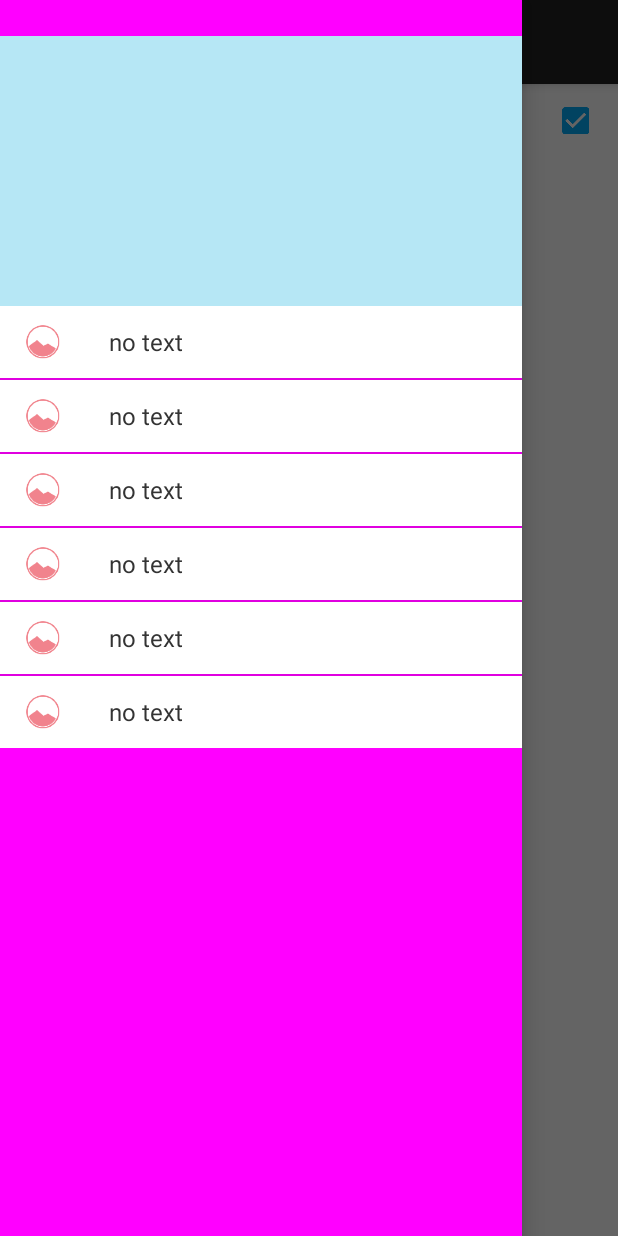
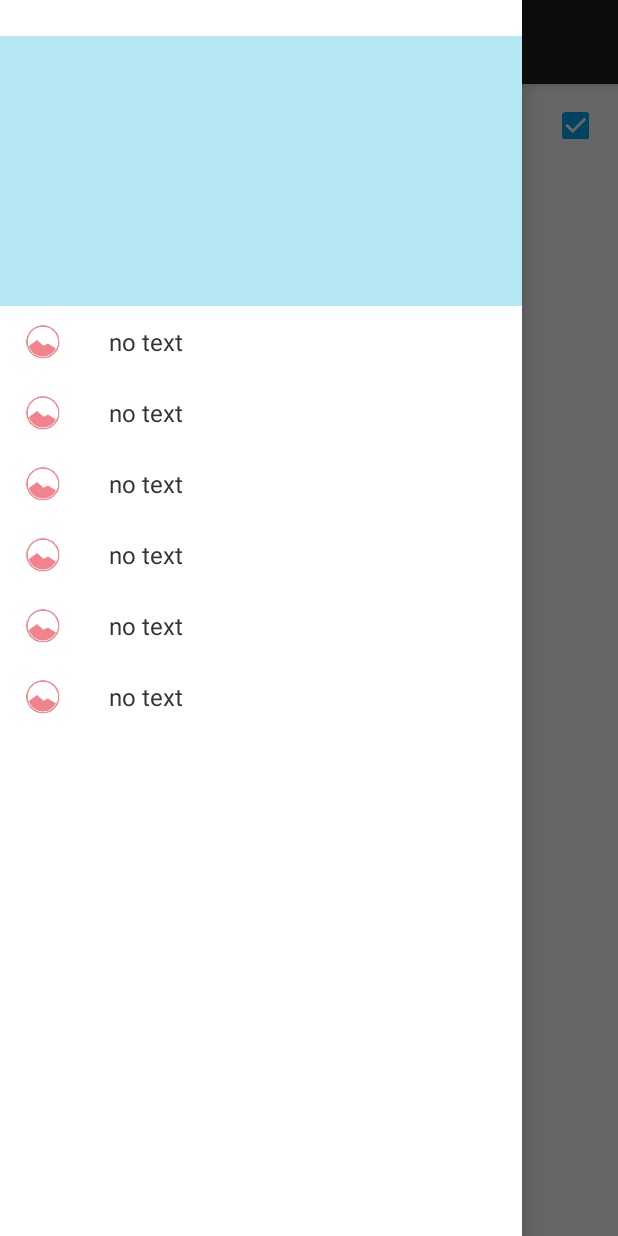
Before and after one commit to wolfrace/CallFriend, an Android app: the SettingsActivity screen opened directly, with no data from a screen before it, with the side drawer open, on a phone screen of 412 x 824 dp. Run offline under Robolectric (Android 15) with nearby library versions, the phone set to English and light mode, and no system bars; 9 statements that could not run were skipped.

Commit message:
исправлен вид меню, добавлены иконки в настнройки, заменен логотип экшнбара

```diff
--- a/app/build.gradle
+++ b/app/build.gradle
@@ -23,12 +23,12 @@ android {
 }
 
 dependencies {
-    compile fileTree(dir: 'libs', include: ['*.jar'])
+    compile fileTree(include: ['*.jar'], dir: 'libs')
     compile 'com.github.markushi:circlebutton:1.1'
     compile 'de.hdodenhof:circleimageview:1.2.2'
     compile 'com.android.support:appcompat-v7:20.+'
     compile 'com.android.support:support-v4:22.1.1'
     compile 'com.vk:androidsdk:+'
-    provided "org.projectlombok:lombok:1.12.6"
+    provided 'org.projectlombok:lombok:1.12.6'
     apt "org.projectlombok:lombok:1.12.6"
 }
--- a/app/src/main/AndroidManifest.xml
+++ b/app/src/main/AndroidManifest.xml
@@ -7,7 +7,7 @@
 
     <application
         android:allowBackup="true"
-        android:icon="@drawable/ic_launcher"
+        android:icon="@drawable/ic_menu_white_24dp"
         android:label="@string/app_name"
         android:theme="@style/CustomActionBarTheme" >
         <activity
@@ -74,7 +74,6 @@
             android:name=".Activities.VkontakteActivity"
             android:label="@string/title_activity_vkontakte" >
             <intent-filter>
-                <action android:name="android.intent.action.MAIN" />
                 <category android:name="android.intent.category.LAUNCHER" />
             </intent-filter>
         </activity>
--- a/app/src/main/java/com/fiivt/ps31/callfriend/Activities/EventsActivity.java
+++ b/app/src/main/java/com/fiivt/ps31/callfriend/Activities/EventsActivity.java
@@ -135,7 +135,7 @@ public class EventsActivity extends BaseActivity {
     @Override
     public boolean onCreateOptionsMenu(Menu menu) {
         // Inflate the menu; this adds items to the action bar if it is present.
-        getMenuInflater().inflate(R.menu.menu_main, menu);
+       // getMenuInflater().inflate(R.menu.menu_, menu);
 
 //        eventsListView.setOnItemClickListener(  new AdapterView.OnItemClickListener() {
 //            @Override
--- a/app/src/main/java/com/fiivt/ps31/callfriend/Activities/PersonActivity.java
+++ b/app/src/main/java/com/fiivt/ps31/callfriend/Activities/PersonActivity.java
@@ -52,7 +52,7 @@ public class PersonActivity extends BaseActivity {
 
     public boolean onCreateOptionsMenu(Menu menu) {
         // Inflate the menu; this adds items to the action bar if it is present.
-        getMenuInflater().inflate(R.menu.menu_main, menu);
+        getMenuInflater().inflate(R.menu.menu_persons_list, menu);
 
 //        eventsListView.setOnItemClickListener(  new AdapterView.OnItemClickListener() {
 //            @Override
--- a/app/src/main/java/com/fiivt/ps31/callfriend/Activities/SettingsActivity.java
+++ b/app/src/main/java/com/fiivt/ps31/callfriend/Activities/SettingsActivity.java
@@ -74,7 +74,7 @@ public class SettingsActivity extends BaseActivity {
     }
 
     public void loadFromVK(){
-        goToActivity(VkontakteActivity.class);
+        goToActivity(VkontakteActivity.class,0);
         settings.setIsImportVkNeed(false);
         disableVkButton();
     }
--- a/app/src/main/java/com/fiivt/ps31/callfriend/BaseActivity.java
+++ b/app/src/main/java/com/fiivt/ps31/callfriend/BaseActivity.java
@@ -1,5 +1,6 @@
 package com.fiivt.ps31.callfriend;
 
+import android.app.ActionBar;
 import android.content.Context;
 import android.content.Intent;
 import android.content.res.Configuration;
@@ -32,34 +33,32 @@ public class BaseActivity extends ActionBarActivity {
     private LinearLayout mDrawerLeft;
     private ActionBarDrawerToggle mDrawerToggle;
     private ArrayList<NavDrawerItem> navDrawerItems;
+    private Integer selectedPos;
 
     @Override
     protected void onCreate(Bundle savedInstanceState) {
         super.onCreate(savedInstanceState);
+        selectedPos = getIntent().getIntExtra("selectedPos", 1);
         setContentView(R.layout.base_activity);
         moveDrawerToTop();
         initActionBar() ;
 
         String[] navMenuTitles = getResources().getStringArray(R.array.nav_drawer_items);
         TypedArray navMenuIcons = getResources().obtainTypedArray(R.array.nav_drawer_icons);
-        initDrawerItems(navMenuTitles, navMenuIcons);
+        TypedArray navMenuColors = getResources().obtainTypedArray(R.array.nav_drawer_div_color);
+        initDrawerItems(navMenuTitles, navMenuIcons,navMenuColors );
         initDrawer();
     }
 
-    public void initDrawerItems(String[] navMenuTitles, TypedArray navMenuIcons) {
+    public void initDrawerItems(String[] navMenuTitles, TypedArray navMenuIcons, TypedArray navMenuColors) {
 
         navDrawerItems = new ArrayList<NavDrawerItem>();
 
-        if (navMenuIcons == null) {
-            for (int i = 0; i < navMenuTitles.length; i++) {
-                navDrawerItems.add(new NavDrawerItem(navMenuTitles[i]));
-            }
-        } else {
-            for (int i = 0; i < navMenuTitles.length; i++) {
-                navDrawerItems.add(new NavDrawerItem(navMenuTitles[i],
-                        navMenuIcons.getResourceId(i, -1)));
-            }
-        }
+         for (int i = 0; i < navMenuTitles.length; i++) {
+            navDrawerItems.add(new NavDrawerItem(navMenuTitles[i]
+                    ,navMenuIcons.getResourceId(i, -1)
+                    ,navMenuColors.getResourceId(i, -1)));
+         }
     }
 
     @Override
@@ -98,7 +97,7 @@ public class BaseActivity extends ActionBarActivity {
     @Override
     public boolean onCreateOptionsMenu(Menu menu) {
         // Inflate the menu; this adds items to the action bar if it is present.
-        getMenuInflater().inflate(R.menu.menu_main, menu);
+        getMenuInflater().inflate(R.menu.menu_persons_list, menu);
         return true;
     }
 
@@ -140,6 +139,12 @@ public class BaseActivity extends ActionBarActivity {
         NavDrawerListAdapter adapter = new NavDrawerListAdapter(getApplicationContext(), navDrawerItems);
         mDrawerList.setAdapter(adapter);
         mDrawerList.setOnItemClickListener(new SlideMenuClickListener());
+
+        mDrawerList.setItemChecked(selectedPos, true);
+        mDrawerList.setSelection(selectedPos);
+
+        getSupportActionBar().setDisplayOptions(ActionBar.DISPLAY_SHOW_TITLE
+                | ActionBar.DISPLAY_SHOW_HOME);
     }
 
     private class SlideMenuClickListener implements
@@ -187,33 +192,32 @@ public class BaseActivity extends ActionBarActivity {
     private void displayView(int position) {
 //depends on string array
         switch (position) {
-            case 0://events
-                goToActivity(EventsActivity.class);
+            case 0://friends
+                goToActivity(PersonActivity.class,position);
                 break;
-            case 1://friends
-                goToActivity(PersonActivity.class);
+            case 1://events
+                goToActivity(EventsActivity.class,position);
                 break;
-            case 2://settings
-                goToActivity(SettingsActivity.class);
+            case 2://birthday
                 break;
-            case 3://about
+            case 3://special
                 break;
-            case 4://birthday
+            case 4://settings
+                goToActivity(SettingsActivity.class, position);
                 break;
-            case 5://special
+            case 5://about
                 break;
             default:
                 break;
         }
 
         // update selected item and title, then close the drawer
-        mDrawerList.setItemChecked(position, true);
-        mDrawerList.setSelection(position);
         mDrawerLayout.closeDrawer(mDrawerLeft);
     }
 
-    public void goToActivity(Class activityClass ){
+    public void goToActivity(Class activityClass , int pos){
         Intent intent = new Intent(this, activityClass);
+        intent.putExtra("selectedPos", pos);
         startActivity(intent);
         finish();// finishes the current activity
     }
--- a/app/src/main/java/com/fiivt/ps31/callfriend/NavDrawerItem.java
+++ b/app/src/main/java/com/fiivt/ps31/callfriend/NavDrawerItem.java
@@ -9,13 +9,15 @@ import lombok.Data;
 public class NavDrawerItem {
     private String title;
     private int icon;
+    private int color;
 
     public NavDrawerItem() {
     }
 
-    public NavDrawerItem(String title, int icon) {
+    public NavDrawerItem(String title, int icon, int color) {
         this.title = title;
         this.icon = icon;
+        this.color = color;
     }
 
     public NavDrawerItem(String title) {
--- a/app/src/main/res/drawable/drawable_active.xml
+++ /dev/null
@@ -1,6 +0,0 @@
-<?xml version="1.0" encoding="UTF-8"?>
-<shape xmlns:android="http://schemas.android.com/apk/res/android" >
-
-    <solid android:color="#ccc" />
-
-</shape>
--- a/app/src/main/res/drawable/drawable_default.xml
+++ /dev/null
@@ -1,5 +0,0 @@
-<?xml version="1.0" encoding="UTF-8"?>
-<shape xmlns:android="http://schemas.android.com/apk/res/android" >
-
-    <solid android:color="#fff" />
-</shape>
--- a/app/src/main/res/drawable/selector_navigation_drawer.xml
+++ b/app/src/main/res/drawable/selector_navigation_drawer.xml
@@ -1,11 +1,13 @@
 <?xml version="1.0" encoding="utf-8"?>
 <selector xmlns:android="http://schemas.android.com/apk/res/android">
 
-    <item android:drawable="@drawable/drawable_active" android:state_pressed="true"/>
+    <item android:drawable="@color/menu_clicked" android:state_pressed="true"/>
     <!-- pressed -->
-    <item android:drawable="@drawable/drawable_active" android:state_focused="true"/>
+    <item android:drawable="@color/menu_clicked" android:state_focused="true"/>
     <!-- focused -->
-    <item android:drawable="@drawable/drawable_default"/>
+    <item android:drawable="@color/window_background"/>
     <!-- default -->
+    <item android:state_selected="true" android:drawable="@color/menu_clicked"/>
+    <item android:state_checked="true" android:drawable="@color/menu_clicked"/>
 
 </selector>
--- a/app/src/main/res/layout/drawer_layout.xml
+++ b/app/src/main/res/layout/drawer_layout.xml
@@ -2,6 +2,7 @@
 xmlns:android="http://schemas.android.com/apk/res/android"
 android:id="@+id/drawer_layout"
 android:layout_width="match_parent"
+    android:background="@color/window_background"
 android:layout_height="match_parent">
 <!-- The main content view -->
 <LinearLayout
@@ -18,8 +19,7 @@ android:layout_height="match_parent">
     android:layout_height="match_parent"
     android:layout_gravity="start"
     android:choiceMode="singleChoice"
-    android:background="#f0f"
-    android:divider="#666">
+    android:background="@color/window_background">
     <ImageView
         android:layout_width="match_parent"
         android:layout_height="180dip"
@@ -27,6 +27,8 @@ android:layout_height="match_parent">
     <ListView
         android:layout_width="match_parent"
         android:layout_height="wrap_content"
+        android:background="@color/window_background"
+        android:divider="@color/window_background"
         android:id="@+id/drawer_list"/>
 </LinearLayout>
 </android.support.v4.widget.DrawerLayout>
--- a/app/src/main/res/layout/drawer_list_item.xml
+++ b/app/src/main/res/layout/drawer_list_item.xml
@@ -2,12 +2,12 @@
 <RelativeLayout xmlns:android="http://schemas.android.com/apk/res/android"
     android:layout_width="match_parent"
     android:layout_height="48dp"
-    android:background="@drawable/selector_navigation_drawer" >
+    android:background="@drawable/selector_navigation_drawer">
 
     <ImageView
         android:id="@+id/drawer_item_icon"
         android:layout_width="25dp"
-        android:layout_height="wrap_content"
+        android:layout_height="25dp"
         android:layout_alignParentLeft="true"
         android:layout_centerVertical="true"
         android:layout_marginLeft="16dp"
@@ -25,5 +25,11 @@
         android:textSize="@dimen/standard_text_size"
         android:text="no text"
         android:textColor="@color/text_color" />
+    <FrameLayout
+        android:layout_width="match_parent"
+        android:layout_height="2px"
+        android:background="@color/window_background"
+        android:id="@+id/drawer_item_divider"
+        android:layout_alignParentBottom="true" />
 
 </RelativeLayout>
--- a/app/src/main/res/layout/settings_activity.xml
+++ b/app/src/main/res/layout/settings_activity.xml
@@ -15,13 +15,14 @@
             <LinearLayout
                 android:orientation="horizontal"
                 android:layout_width="fill_parent"
-                android:layout_height="wrap_content"
+                android:layout_height="56dp"
                 android:gravity="center_vertical">
 
                 <ImageView
-                    android:background="@color/circle_button_color"
                     android:layout_width="72dp"
-                    android:layout_height="50dp" />
+                    android:layout_height="24dp"
+                    android:layout_gravity="center_vertical"
+                    android:src="@drawable/ic_info_outline_grey600_24dp"/>
 
                 <TextView
                     android:id="@+id/settings_push_label"
@@ -63,16 +64,17 @@
                 android:orientation="horizontal"
                 android:layout_width="fill_parent"
                 android:id="@+id/sett_loadFriends"
-                android:layout_height="wrap_content"
+                android:layout_height="56dp"
                 android:clickable="true"
                 android:focusable="false"
                 android:background="@drawable/layout_clickable_click"
                 android:focusableInTouchMode="false">
 
                 <ImageView
-                    android:background="@color/circle_button_color"
+                    android:src="@drawable/ic_vk_blue"
                     android:layout_width="72dp"
-                    android:layout_height="50dp" />
+                    android:layout_height="24dp"
+                    android:layout_gravity="center_vertical"/>
 
                 <TextView
                     android:layout_width="0dp"
--- a/app/src/main/res/menu/menu_friend_edit.xml
+++ b/app/src/main/res/menu/menu_friend_edit.xml
@@ -1,7 +1,7 @@
 <menu xmlns:android="http://schemas.android.com/apk/res/android"
     xmlns:app="http://schemas.android.com/apk/res-auto"
     xmlns:tools="http://schemas.android.com/tools"
-    tools:context="com.fiivt.ps31.callfriend.Activities.FriendEdit">
+    tools:context=".Activities.FriendEdit">
     <item android:id="@+id/action_settings" android:title="@string/action_settings"
         android:orderInCategory="100" app:showAsAction="never" />
 </menu>
--- a/app/src/main/res/menu/menu_persons_list.xml
+++ b/app/src/main/res/menu/menu_persons_list.xml
@@ -7,8 +7,8 @@
     <item
             android:id="@+id/action_search"
             android:title="@string/action_search"
-            android:icon="@drawable/ic_action_event"
-            android:showAsAction="ifRoom|collapseActionView"
+            android:icon="@drawable/ic_search_white_24dp"
+            android:showAsAction="ifRoom"
             android:actionViewClass="android.support.v7.widget.SearchView" />
 
 </menu>
--- a/app/src/main/res/values/arrays.xml
+++ b/app/src/main/res/values/arrays.xml
@@ -13,22 +13,29 @@
     </string-array>
 <!-- Пункты бокового меню -->
     <string-array name="nav_drawer_items">
+        <item>Друзья</item>
         <item>События</item>
-        <item>Друзья</item>
+        <item>Дни рождения</item>
+        <item>Особые</item>
         <item>Настройки</item>
         <item>О приложении</item>
-        <item>Дни рождения</item>
-        <item>Особые</item>
     </string-array>
 <!-- иконки для итемов бокового меню, порядок соответствующий верхнему списку -->
     <array name="nav_drawer_icons">
-        <item>@drawable/ic_launcher</item>
-        <item>@drawable/ic_launcher</item>
-        <item>@drawable/ic_launcher</item>
-        <item>@drawable/ic_launcher</item>
-        <item>@drawable/ic_launcher</item>
-        <item>@drawable/ic_launcher</item>
-        <item>@drawable/ic_launcher</item>
-        <item>@drawable/ic_launcher</item>
+        <item>@drawable/ic_friends_grey600_24dp</item>
+        <item>@drawable/ic_friend_events</item>
+        <item>@drawable/ic_event_birthday</item>
+        <item>@drawable/ic_event_special</item>
+        <item>@drawable/ic_settings_grey600_24dp</item>
+        <item>@drawable/ic_info_outline_grey600_24dp</item>
+    </array>
+
+    <array name="nav_drawer_div_color">
+        <item>@color/window_background</item>
+        <item>@color/menu_divider_color</item>
+        <item>@color/window_background</item>
+        <item>@color/menu_divider_color</item>
+        <item>@color/window_background</item>
+        <item>@color/window_background</item>
     </array>
 </resources>
--- a/app/src/main/res/values/colors.xml
+++ b/app/src/main/res/values/colors.xml
@@ -8,11 +8,13 @@
     <color name="text_color_darkness">#212121</color>
     <color name="text_color_secondary">#757575</color>
     <color name="text_color_light">#cccccc</color>
-    <color name="window_background">#ffffff</color>
+    <color name="window_background">#ffffffff</color>
     <color name="circle_button_color">#ff4181</color>
     <color name="text_days_left_color_urgently">#ff80ab</color>
     <color name="text_days_left_color_soon">@color/text_color_light</color>
     <color name="avatar_holder_background_color">@color/text_color_light</color>
+    <color name="menu_divider_color">#ffe0e0e0</color>
+    <color name="menu_clicked">#ffeeeeee</color>
     <color name="transparent">#00000000</color>
     <color name="blue_button_text">#04a7f6</color>
 </resources>
```
Also changed, not shown: app/src/main/java/com/fiivt/ps31/callfriend/NavDrawerListAdapter.java (+4 -10 lines), app/src/main/res/drawable/ic_vk_blue.png (added).
